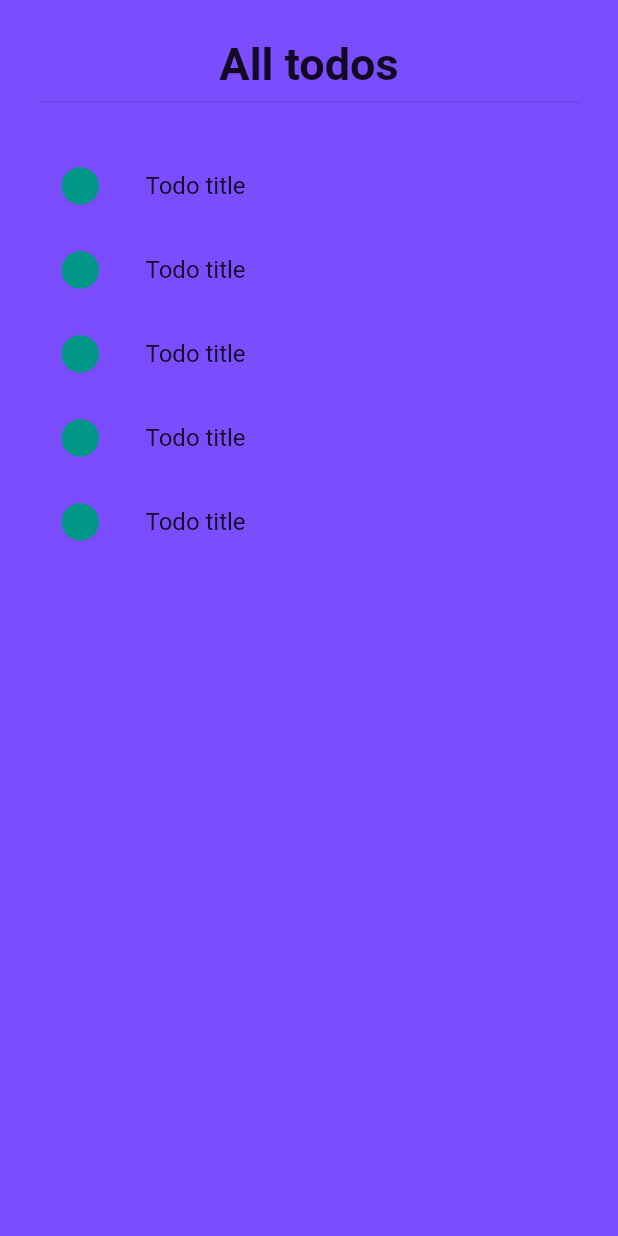
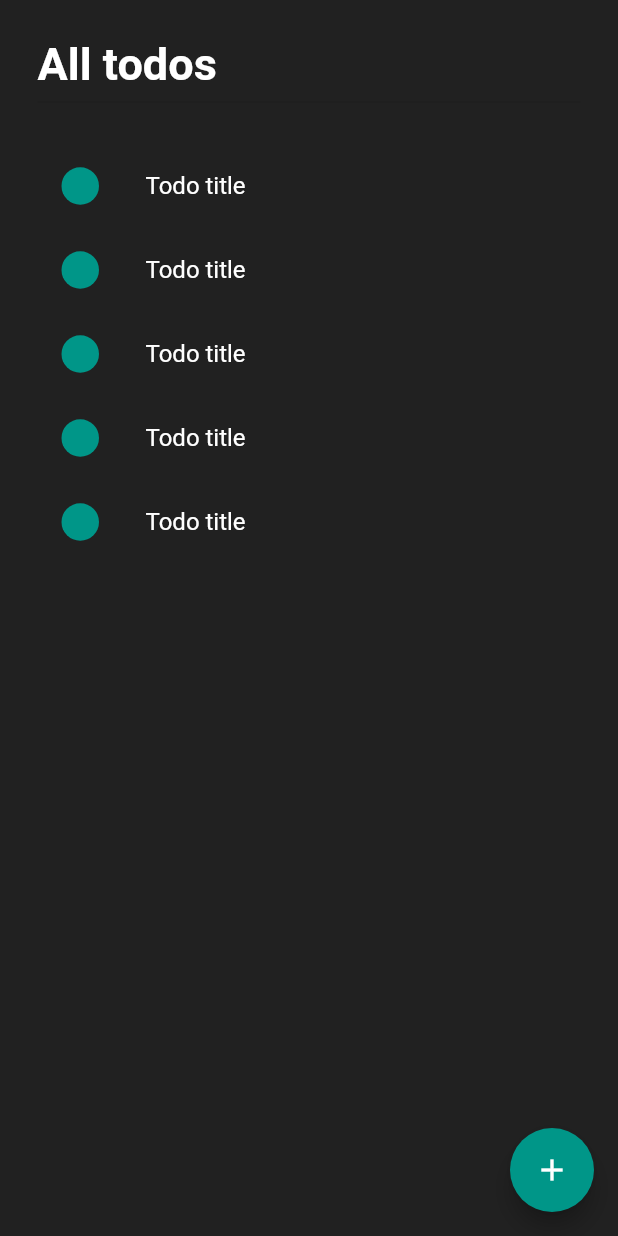
Before and after one commit to kangsudal/todoapp_2021, a Flutter app: the screen it shows after launch, on a phone screen of 412 x 824 dp. Run offline on Flutter 3.47's test engine with Material 2 defaults, Android fonts, the light colour scheme and no system bars.

Commit message:
change colors and create add button

```diff
--- a/lib/main.dart
+++ b/lib/main.dart
@@ -10,7 +10,7 @@ class MyApp extends StatelessWidget{
       debugShowCheckedModeBanner: false,
       home: TodoList(),
       theme: ThemeData(
-        scaffoldBackgroundColor: Colors.deepPurpleAccent[200],
+        scaffoldBackgroundColor: Colors.grey[900],
         primarySwatch: Colors.teal,
       ),
     );
--- a/lib/todo_list.dart
+++ b/lib/todo_list.dart
@@ -8,10 +8,14 @@ class TodoList extends StatelessWidget {
         child: Padding(
           padding: EdgeInsets.all(25),
           child: Column(
+            crossAxisAlignment: CrossAxisAlignment.start,
             children: [
               Text(
                 "All todos",
-                style: TextStyle(fontSize: 30, fontWeight: FontWeight.bold),
+                style: TextStyle(
+                    fontSize: 30,
+                    fontWeight: FontWeight.bold,
+                    color: Colors.white),
               ),
               Divider(),
               SizedBox(height: 20),
@@ -26,7 +30,12 @@ class TodoList extends StatelessWidget {
                         shape: BoxShape.circle,
                       ),
                     ),
-                    title: Text("Todo title"),
+                    title: Text(
+                      "Todo title",
+                      style: TextStyle(
+                        color: Colors.white,
+                      ),
+                    ),
                   );
                 },
                 shrinkWrap: true,
@@ -36,6 +45,11 @@ class TodoList extends StatelessWidget {
           ),
         ),
       ),
+      floatingActionButton: FloatingActionButton(
+        child: Icon(Icons.add),
+        backgroundColor: Theme.of(context).primaryColor,
+        onPressed: () {},
+      ),
     );
   }
 }
```
